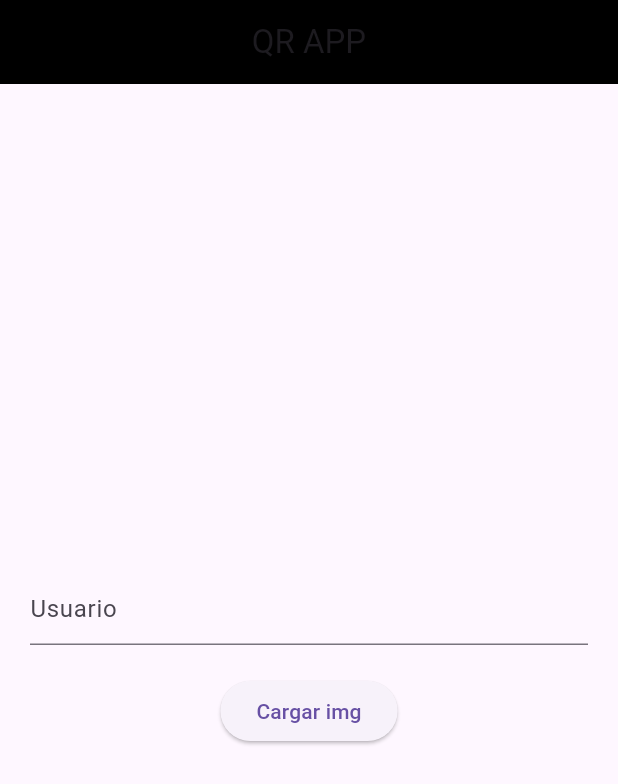
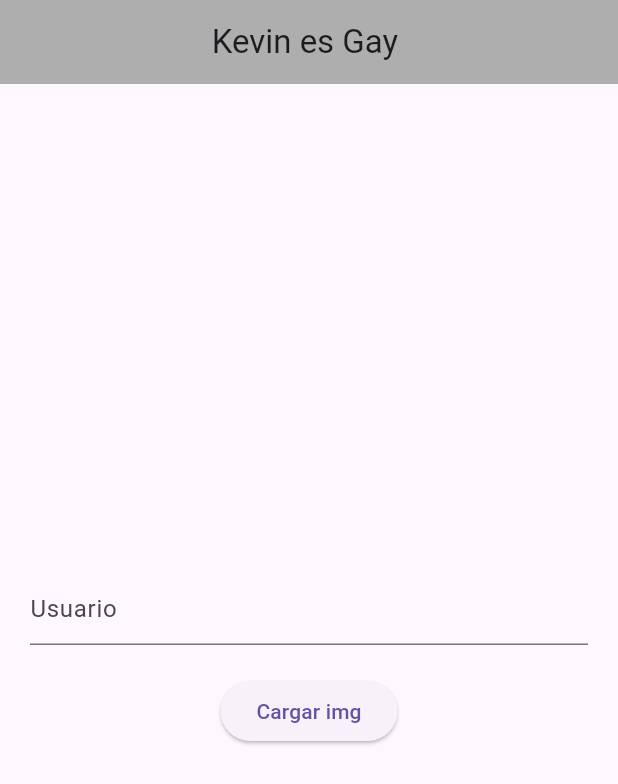
Before and after one commit to alexndrperz/MobileFlutterApp, a Flutter app: the screen it shows after launch, on a phone screen of 412 x 824 dp. Shown: the top 784 px of the screen. Run offline on Flutter 3.47's test engine with Material 3 defaults, Android fonts, the phone set to English and light mode, and no system bars.

Commit message:
chore: Trying to execute in movil device

```diff
--- a/lib/main.dart
+++ b/lib/main.dart
@@ -11,13 +11,14 @@ class CodeQRApp extends StatelessWidget {
   @override
   Widget build(BuildContext context) {
     return MaterialApp(
+        debugShowCheckedModeBanner: false,
         home: Scaffold(
-      appBar: AppBar(
-        title: const Text('QR APP'),
-        centerTitle: true,
-        backgroundColor: const Color.fromARGB(255, 0, 0, 0),
-      ),
-      body: const FormWidg(),
-    ));
+          appBar: AppBar(
+            title: const Text('Kevin es Gay '),
+            centerTitle: true,
+            backgroundColor: Color.fromARGB(255, 174, 174, 174),
+          ),
+          body: const FormWidg(),
+        ));
   }
 }
```
